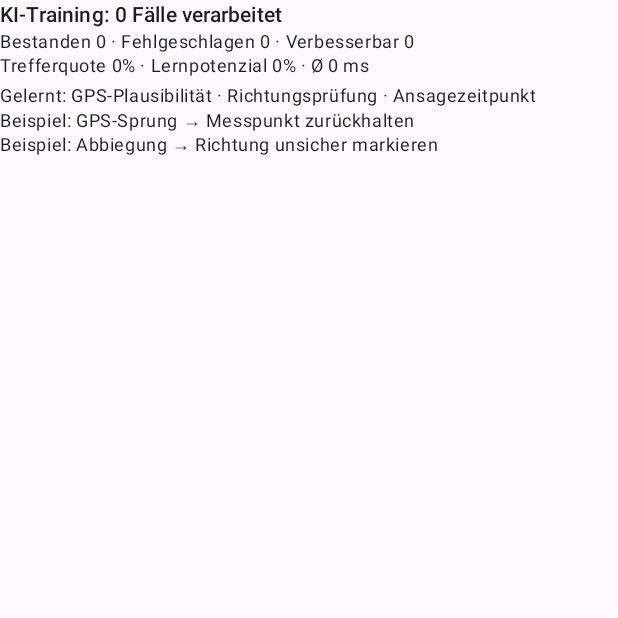
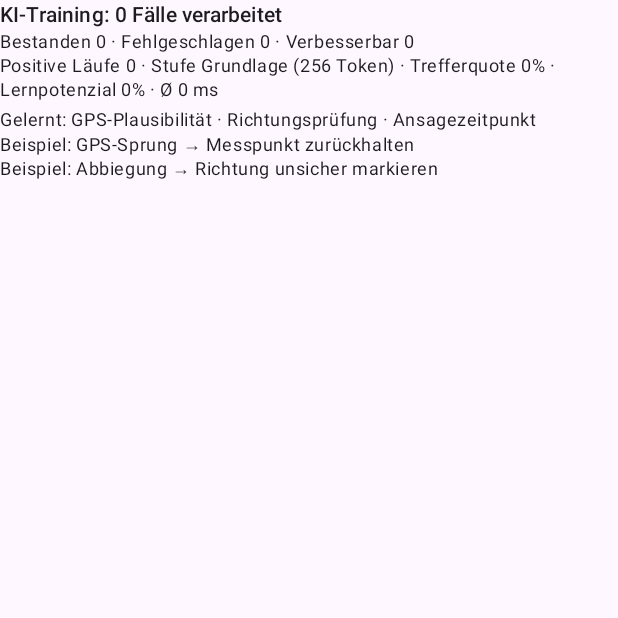
Before and after one commit to WeA200675/routing-platform, an Android app built with Jetpack Compose: the composable NavigationTrainingMetricsPanel shown on its own in the app's theme, on a phone screen of 412 x 824 dp, the top half of it. Run offline under Robolectric (Android 15) with nearby library versions, the light colour scheme and no system bars.

Commit message:
feat: show response length tier in training panel

```diff
--- a/platform/android/app/src/main/java/org/routingplatform/app/ui/NavigationTrainingMetricsPanel.kt
+++ b/platform/android/app/src/main/java/org/routingplatform/app/ui/NavigationTrainingMetricsPanel.kt
@@ -35,7 +35,13 @@ internal fun NavigationTrainingMetricsPanel(
         )
         Text(
             text =
-                "Trefferquote " +
+                "Positive Läufe " +
+                    metrics.positiveRuns +
+                    " · Stufe " +
+                    metrics.responseLengthTier.label +
+                    " (" +
+                    metrics.responseLengthTier.maximumResponseTokens +
+                    " Token) · Trefferquote " +
                     percent(metrics.passRate) +
                     " · Lernpotenzial " +
                     percent(metrics.learnableRate) +
```
